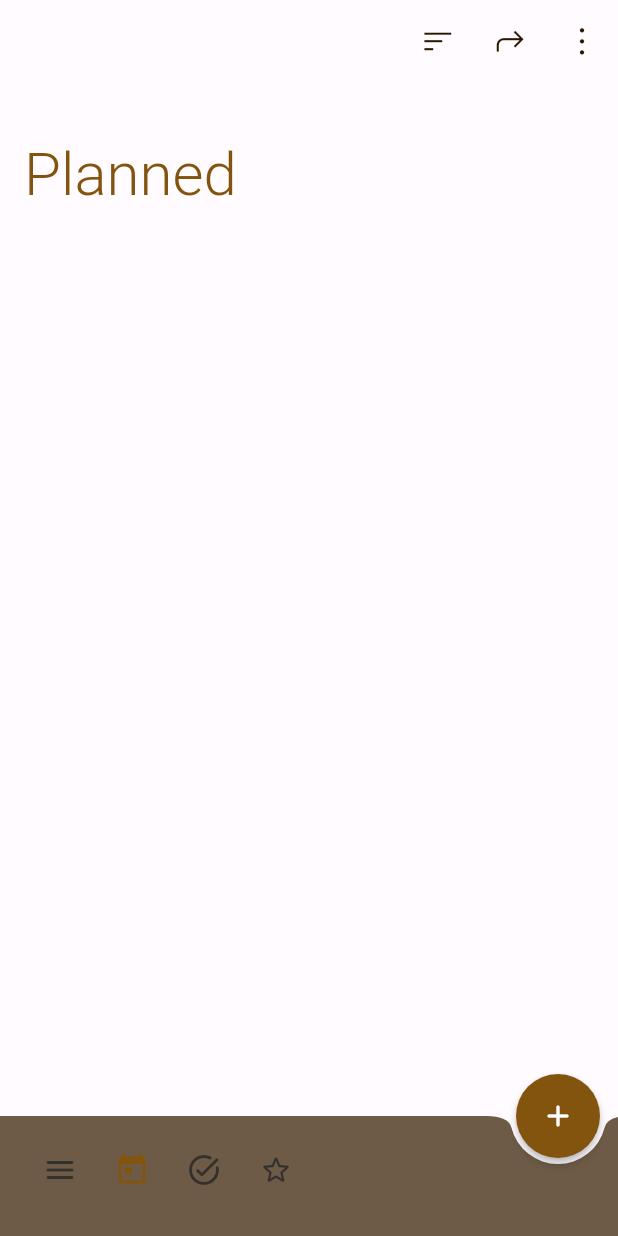
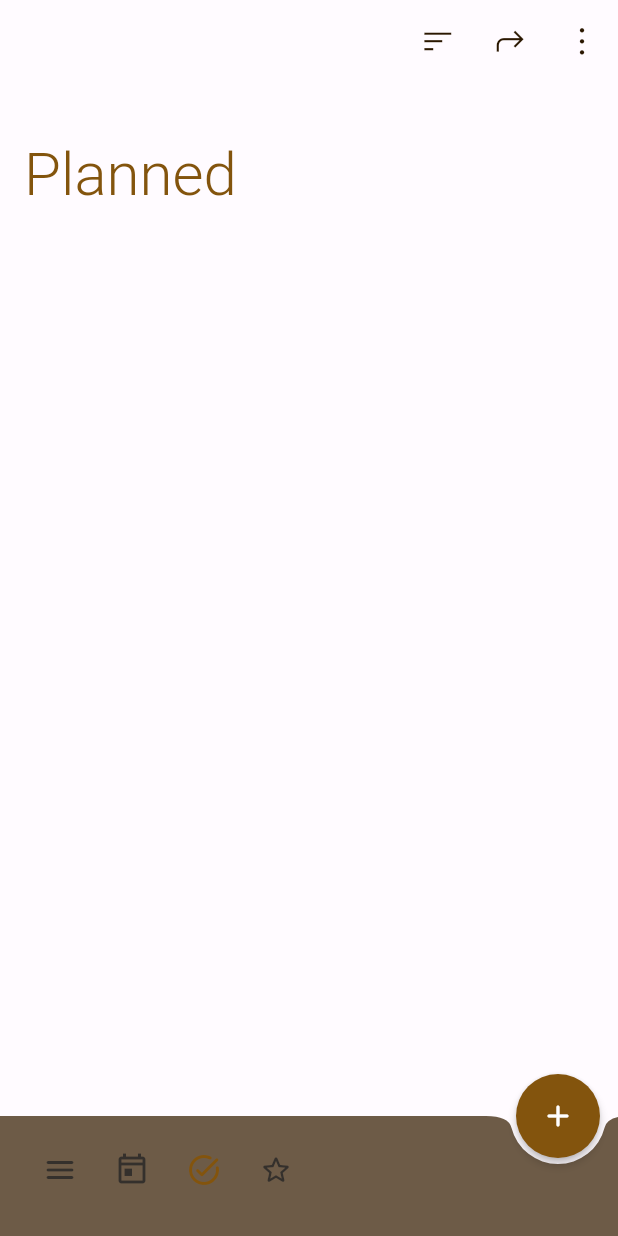
Before and after one commit to chaitanya634/tasks, a Flutter app: the screen it shows after launch, after a tap on the "task alt" icon, on a phone screen of 412 x 824 dp. Run offline on Flutter 3.47's test engine with Material 2 defaults, Android fonts, the phone set to English and light mode, and no system bars; drawn by our look-alikes of dynamic_color.

Commit message:
app bar title can be changed from bottom app bar buttons

```diff
--- a/lib/data/enums.dart
+++ b/lib/data/enums.dart
@@ -33,3 +33,9 @@ enum RepeatTask {
   Monthly,
   Yearly,
 }
+
+enum DefaultLists {
+  Today,
+  Planned,
+  Starred,
+}
--- a/lib/pages/home.dart
+++ b/lib/pages/home.dart
@@ -17,10 +17,12 @@ class HomePage extends StatefulWidget {
 
 class _HomePageState extends State<HomePage> {
   Widget? appBarTitle;
+  late DefaultLists currentList;
 
   @override
   void initState() {
     super.initState();
+    currentList = DefaultLists.Today;
     appBarTitle = Builder(
       builder: (context) {
         var currentDateTime = DateTime.now();
@@ -196,6 +198,7 @@ class _HomePageState extends State<HomePage> {
         shape: const CircularNotchedRectangle(),
         child: Wrap(
           children: [
+            //Menu
             IconButton(
                 icon:
                     Icon(Icons.menu_rounded, color: colorScheme.inverseSurface),
@@ -208,10 +211,20 @@ class _HomePageState extends State<HomePage> {
                     builder: (context) => const ListMenu(),
                   );
                 }),
+
+            //Today
             IconButton(
-                icon: Icon(Icons.today, color: colorScheme.primary),
+                icon: Icon(
+                  currentList == DefaultLists.Today
+                      ? Icons.today
+                      : Icons.today_outlined,
+                  color: currentList == DefaultLists.Today
+                      ? colorScheme.primary
+                      : colorScheme.inverseSurface,
+                ),
                 onPressed: () {
                   setState(() {
+                    currentList = DefaultLists.Today;
                     appBarTitle = Builder(
                       builder: (context) {
                         var currentDateTime = DateTime.now();
@@ -259,11 +272,18 @@ class _HomePageState extends State<HomePage> {
                     );
                   });
                 }),
+
+            //Planned
             IconButton(
-                icon: Icon(Icons.task_alt_rounded,
-                    color: colorScheme.inverseSurface),
+                icon: Icon(
+                  Icons.task_alt_rounded,
+                  color: currentList == DefaultLists.Planned
+                      ? colorScheme.primary
+                      : colorScheme.inverseSurface,
+                ),
                 onPressed: () {
                   setState(() {
+                    currentList = DefaultLists.Planned;
                     appBarTitle = Text('Planned',
                         style: TextStyle(
                             fontSize: 20,
@@ -271,16 +291,25 @@ class _HomePageState extends State<HomePage> {
                             color: colorScheme.primary));
                   });
                 }),
+
+            //Starred
             IconButton(
-                icon: Icon(Icons.star_border_rounded,
-                    color: colorScheme.inverseSurface),
+                icon: Icon(
+                  currentList == DefaultLists.Starred
+                      ? Icons.star_rounded
+                      : Icons.star_outline_rounded,
+                  color: currentList == DefaultLists.Starred
+                      ? colorScheme.primary
+                      : colorScheme.inverseSurface,
+                ),
                 onPressed: () {
                   setState(() {
+                    currentList = DefaultLists.Starred;
                     appBarTitle = Text('Starred',
-                      style: TextStyle(
-                          fontSize: 20,
-                          fontWeight: FontWeight.w300,
-                          color: colorScheme.primary));
+                        style: TextStyle(
+                            fontSize: 20,
+                            fontWeight: FontWeight.w300,
+                            color: colorScheme.primary));
                   });
                 }),
           ],
```
